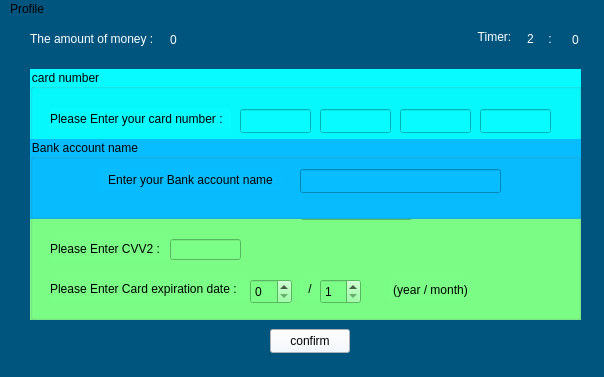
AP-projects-4001/esm-nadarim, file Login_And_Admin/abstract_transactions.ui: the form before one commit.
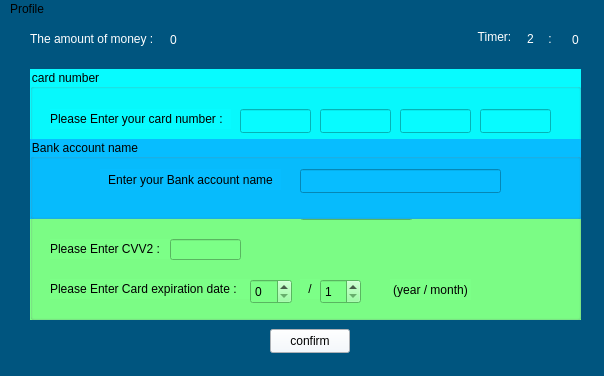
The form after the commit.

```diff
--- a/Login_And_Admin/abstract_transactions.ui
+++ b/Login_And_Admin/abstract_transactions.ui
@@ -7,19 +7,19 @@
     <x>0</x>
     <y>0</y>
     <width>604</width>
-    <height>377</height>
+    <height>376</height>
    </rect>
   </property>
   <property name="minimumSize">
    <size>
-    <width>0</width>
-    <height>0</height>
+    <width>600</width>
+    <height>375</height>
    </size>
   </property>
   <property name="maximumSize">
    <size>
-    <width>16777215</width>
-    <height>16777215</height>
+    <width>604</width>
+    <height>376</height>
    </size>
   </property>
   <property name="windowTitle">
```
